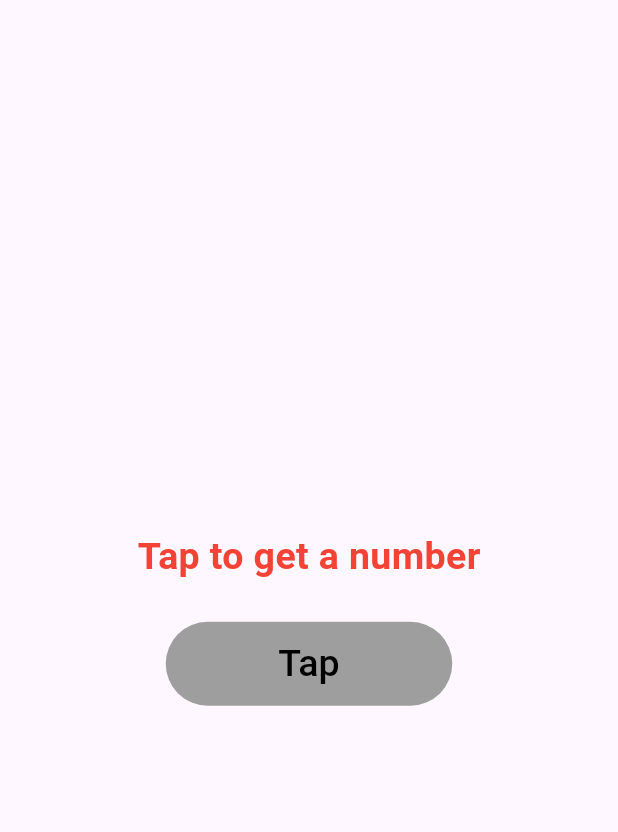
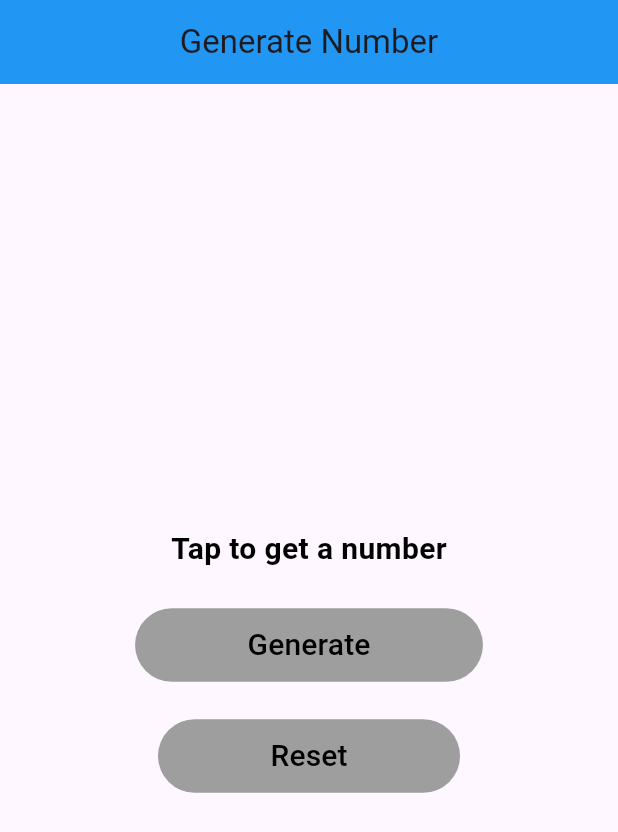
Before and after one commit to mhrhabibur/flutter_random_numbers, a Flutter app: the screen it shows after launch, on a phone screen of 412 x 824 dp. Shown: the top 832 px of the screen. Run offline on Flutter 3.47's test engine with Material 3 defaults, Android fonts, the phone set to English and light mode, and no system bars.

Commit message:
Number generation method and number reset method are added.

```diff
--- a/lib/generate_number.dart
+++ b/lib/generate_number.dart
@@ -2,6 +2,7 @@ import 'package:flutter/material.dart';
 import 'dart:math';
 
 int? number;
+bool isTapped = false;
 
 class GenerateNumber extends StatefulWidget {
   const GenerateNumber({super.key});
@@ -17,6 +18,14 @@ class _GenerateNumberState extends State<GenerateNumber> {
     void generateNumber() {
       setState(() {
         number = Random().nextInt(100);
+        isTapped = false;
+      });
+    }
+
+    void resetNumber() {
+      setState(() {
+        number = null;
+        isTapped = true;
       });
     }
 
@@ -26,8 +35,8 @@ class _GenerateNumberState extends State<GenerateNumber> {
         Text(
           number == null ? "Tap to get a number" : "$number",
           style: TextStyle(
-            fontSize: 25.0,
-            color: Colors.red,
+            fontSize: 20.0,
+            color: Colors.black,
             fontWeight: FontWeight.bold,
           ),
         ),
@@ -40,8 +49,21 @@ class _GenerateNumberState extends State<GenerateNumber> {
 
           onPressed: generateNumber,
           child: Text(
-            "Tap",
-            style: TextStyle(fontSize: 25.0, color: Colors.black),
+            "Generate",
+            style: TextStyle(fontSize: 20.0, color: Colors.black),
+          ),
+        ),
+        SizedBox(height: 25),
+        TextButton(
+          style: TextButton.styleFrom(
+            backgroundColor: Colors.grey,
+            padding: EdgeInsets.fromLTRB(75, 10, 75, 10),
+          ),
+
+          onPressed: isTapped ? null : resetNumber,
+          child: Text(
+            "Reset",
+            style: TextStyle(fontSize: 20.0, color: Colors.black),
           ),
         ),
       ],
```
Also changed, not shown: lib/main.dart (+12 -1 lines).
